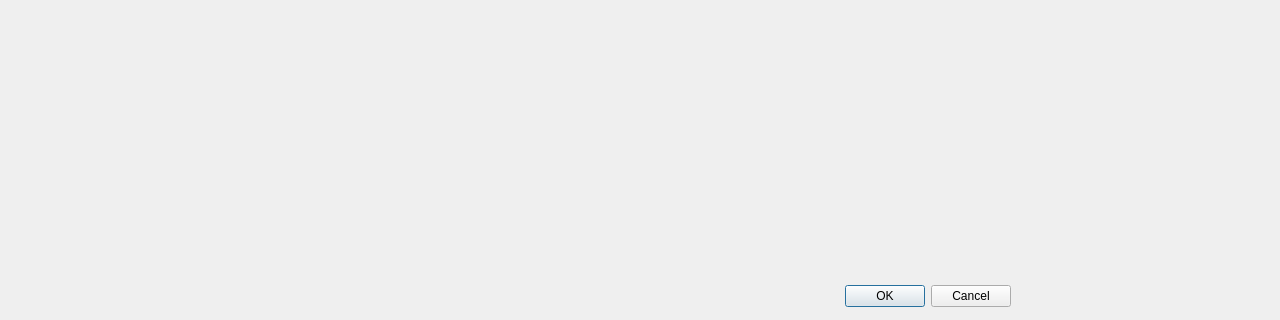
The window that native-client/webeditordialog.ui (RafalDziegiel13k4/tech-int-project) describes before a commit, drawn with Qt 5; both pictures show x 0 to 1280 and y 400 to 720 of the 1280 by 720 pixel window.
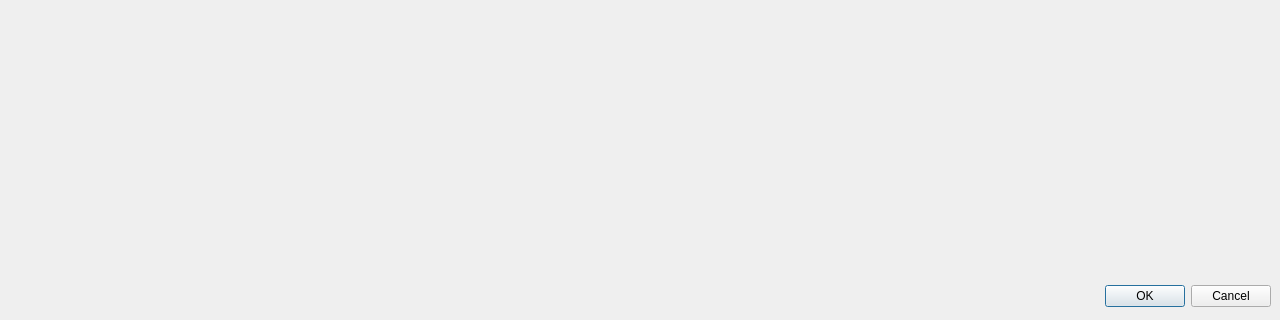
The same window after the commit.

Patch:
```diff
--- a/native-client/webeditordialog.ui
+++ b/native-client/webeditordialog.ui
@@ -28,9 +28,9 @@
   <widget class="QDialogButtonBox" name="buttonBox">
    <property name="geometry">
     <rect>
-     <x>670</x>
+     <x>10</x>
      <y>680</y>
-     <width>341</width>
+     <width>1261</width>
      <height>32</height>
     </rect>
    </property>
```
